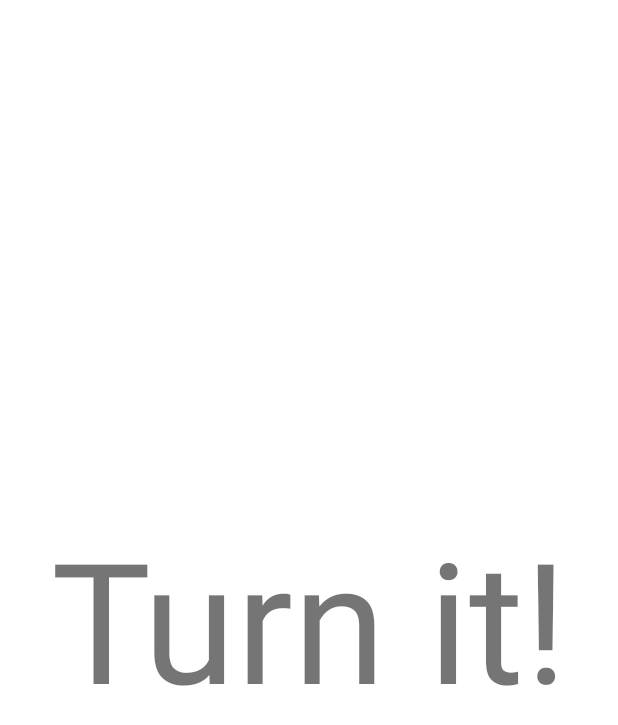
After one commit to Benjamin-Dippold/Bop-It, an Android app: the layout turn_prompt.xml on its own in the app's theme, with its tools: preview values and no code run, on a phone screen of 412 x 824 dp. The commit adds this screen. Shown: the top 725 px of the screen. Run offline under Robolectric (Android 15) with nearby library versions, the phone set to English and light mode, and no system bars.

Commit message:
ShakePrompt and TurnPrompt

```diff
--- /dev/null
+++ b/app/src/main/res/layout/turn_prompt.xml
@@ -0,0 +1,19 @@
+<?xml version="1.0" encoding="utf-8"?>
+<androidx.constraintlayout.widget.ConstraintLayout xmlns:android="http://schemas.android.com/apk/res/android"
+    xmlns:app="http://schemas.android.com/apk/res-auto"
+    xmlns:tools="http://schemas.android.com/tools"
+    android:layout_width="match_parent"
+    android:layout_height="match_parent">
+
+    <TextView
+        android:id="@+id/textView"
+        android:layout_width="0dp"
+        android:layout_height="0dp"
+        android:autoSizeTextType="uniform"
+        android:gravity="center"
+        android:text="Turn it!"
+        app:layout_constraintBottom_toBottomOf="parent"
+        app:layout_constraintEnd_toEndOf="parent"
+        app:layout_constraintStart_toStartOf="parent"
+        app:layout_constraintTop_toTopOf="parent" />
+</androidx.constraintlayout.widget.ConstraintLayout>
```
Also changed, not shown: app/src/main/java/at/iver/bop_it/MainActivity.java (+10 -2 lines), app/src/main/java/at/iver/bop_it/prompts/AbstractPrompt.java (+42 -5 lines), app/src/main/java/at/iver/bop_it/prompts/ShakePrompt.java (+23 -1 lines), app/src/main/java/at/iver/bop_it/prompts/TurnPrompt.java (added, +49 -0 lines).
